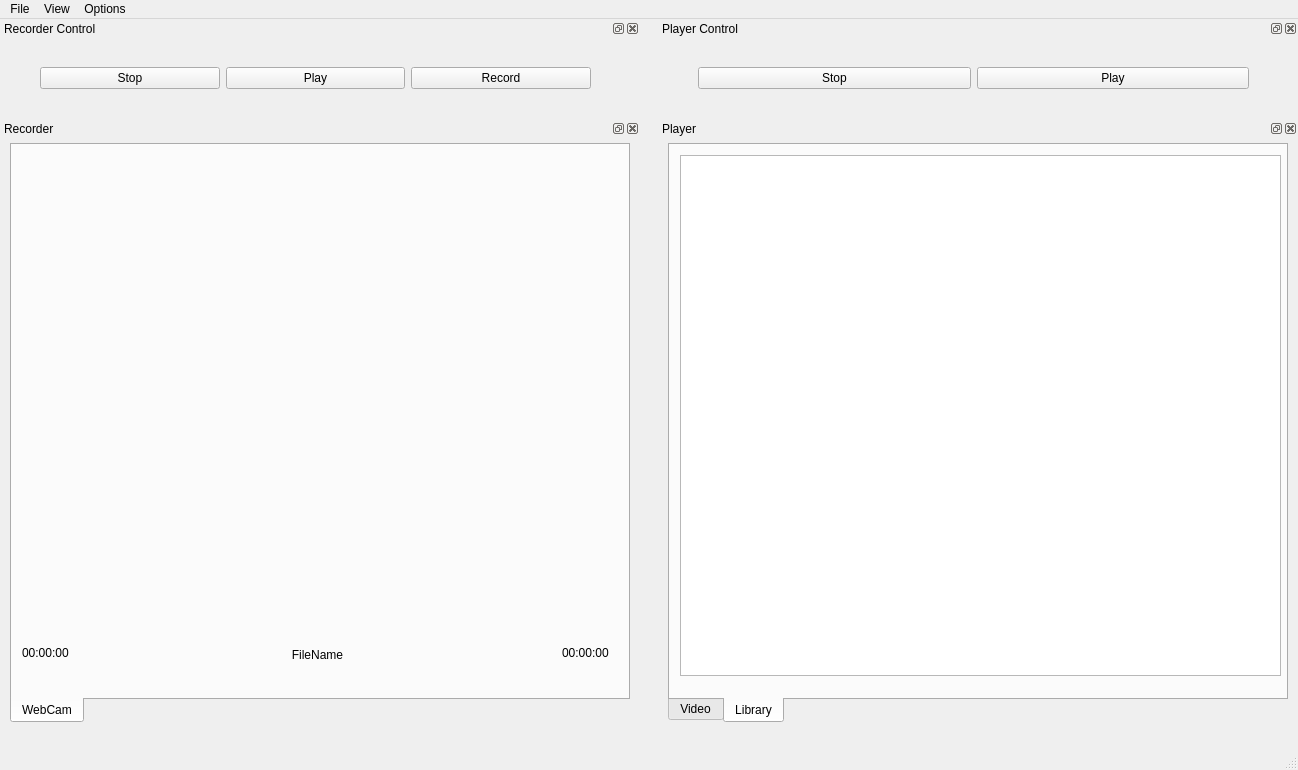
This is mainwindow.ui in ivanignatiev/multimedia as Qt 5 draws it before an edit. The edited form follows.
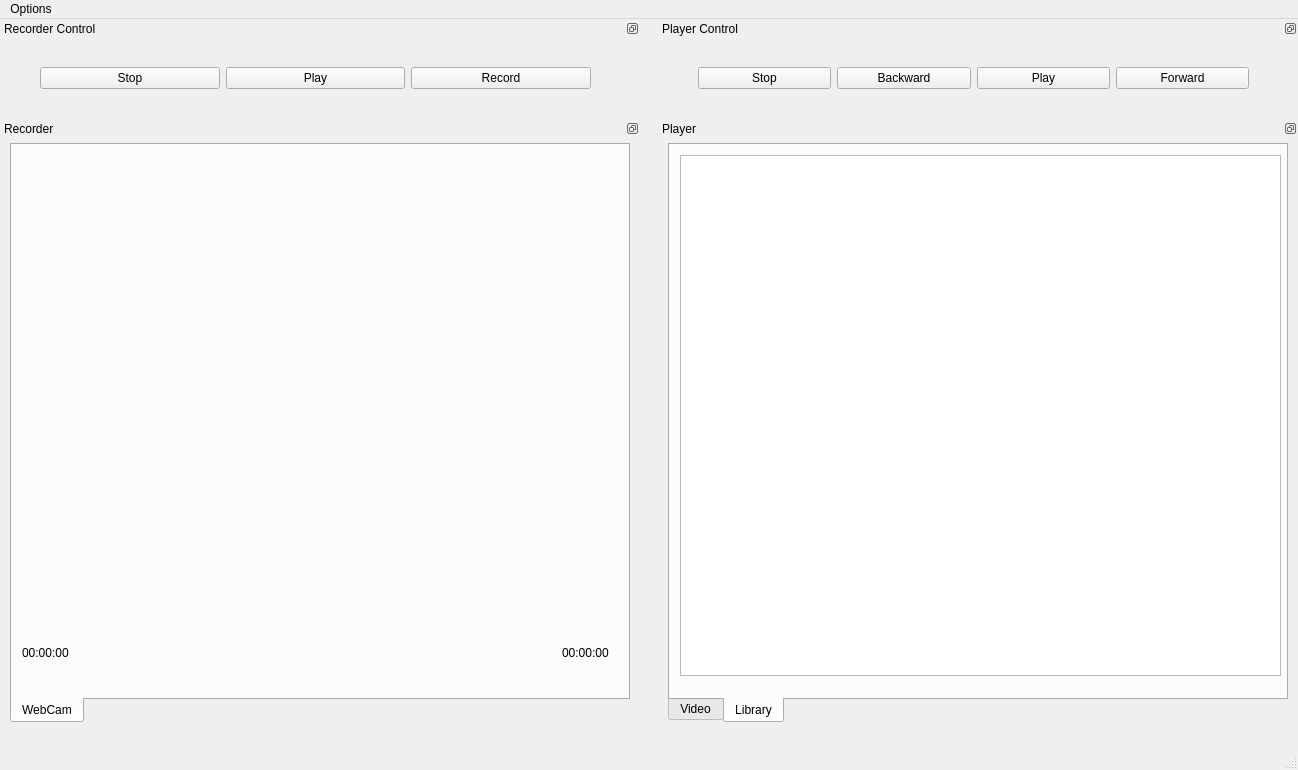
This is the edited form. The open tabs and pages were chosen to show the change.

What changed in the file:
```diff
--- a/mainwindow.ui
+++ b/mainwindow.ui
@@ -29,27 +29,12 @@
      <height>20</height>
     </rect>
    </property>
-   <widget class="QMenu" name="menuFile">
-    <property name="title">
-     <string>File</string>
-    </property>
-    <addaction name="actionQuit"/>
-   </widget>
-   <widget class="QMenu" name="menuWindows">
-    <property name="title">
-     <string>View</string>
-    </property>
-    <addaction name="actionPlayer"/>
-    <addaction name="actionControl_Panel"/>
-   </widget>
    <widget class="QMenu" name="menuOptions">
     <property name="title">
      <string>Options</string>
     </property>
     <addaction name="actionDevice"/>
    </widget>
-   <addaction name="menuFile"/>
-   <addaction name="menuWindows"/>
    <addaction name="menuOptions"/>
   </widget>
   <widget class="QStatusBar" name="statusbar"/>
@@ -66,6 +51,9 @@
      <height>100</height>
     </size>
    </property>
+   <property name="features">
+    <set>QDockWidget::DockWidgetFloatable|QDockWidget::DockWidgetMovable</set>
+   </property>
    <property name="allowedAreas">
     <set>Qt::LeftDockWidgetArea</set>
    </property>
@@ -142,6 +130,9 @@
      <height>610</height>
     </size>
    </property>
+   <property name="features">
+    <set>QDockWidget::DockWidgetFloatable|QDockWidget::DockWidgetMovable</set>
+   </property>
    <property name="allowedAreas">
     <set>Qt::LeftDockWidgetArea</set>
    </property>
@@ -230,7 +221,7 @@
         </rect>
        </property>
        <property name="text">
-        <string>FileName</string>
+        <string/>
        </property>
        <property name="alignment">
         <set>Qt::AlignCenter</set>
@@ -253,6 +244,9 @@
      <height>100</height>
     </size>
    </property>
+   <property name="features">
+    <set>QDockWidget::DockWidgetFloatable|QDockWidget::DockWidgetMovable</set>
+   </property>
    <property name="allowedAreas">
     <set>Qt::RightDockWidgetArea</set>
    </property>
@@ -286,6 +280,16 @@
         </property>
        </widget>
       </item>
+      <item>
+       <widget class="QPushButton" name="pushButton">
+        <property name="text">
+         <string>Backward</string>
+        </property>
+        <property name="checkable">
+         <bool>true</bool>
+        </property>
+       </widget>
+      </item>
       <item>
        <widget class="QPushButton" name="btn_PlayPause_4">
         <property name="text">
@@ -293,6 +297,16 @@
         </property>
        </widget>
       </item>
+      <item>
+       <widget class="QPushButton" name="pushButton_2">
+        <property name="text">
+         <string>Forward</string>
+        </property>
+        <property name="checkable">
+         <bool>true</bool>
+        </property>
+       </widget>
+      </item>
      </layout>
     </widget>
    </widget>
@@ -316,6 +330,9 @@
      <height>610</height>
     </size>
    </property>
+   <property name="features">
+    <set>QDockWidget::DockWidgetFloatable|QDockWidget::DockWidgetMovable</set>
+   </property>
    <property name="allowedAreas">
     <set>Qt::RightDockWidgetArea</set>
    </property>
```
Left out of the diff: 61 changed lines with no effect on the pictures.
